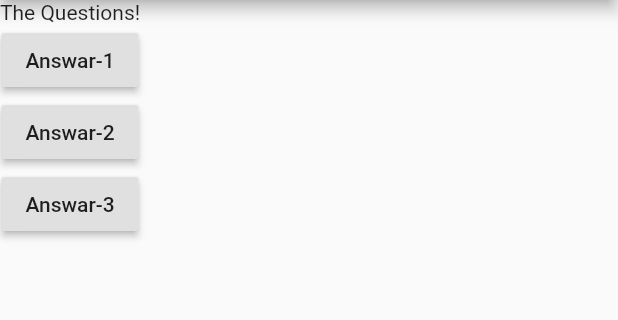
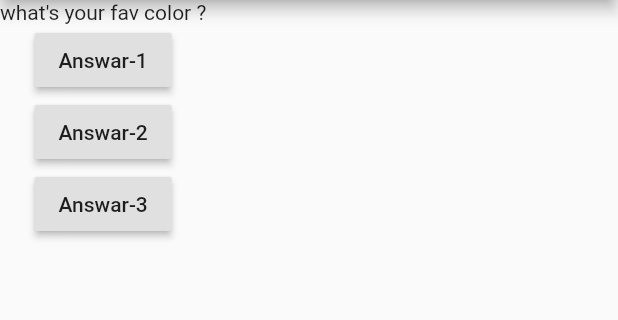
Before and after one commit to Jagannath-Mishra/flutter_quiz_app, a Flutter app: the screen it shows after launch, after a tap on "Answar-3", on a phone screen of 412 x 824 dp, the part 84-404 px from its top. Run offline on Flutter 3.47's test engine with Material 2 defaults, Android fonts, the phone set to English and light mode, and no system bars.

Commit message:
21. Updating Widget Data (Or Using StatelessWidget Incorrectly)

```diff
--- a/lib/main.dart
+++ b/lib/main.dart
@@ -8,9 +8,15 @@ void main() => runApp(MyApp());
 
 //Format flutter Code: CTRL + ALT + L
 class MyApp extends StatelessWidget {
-  var questions = ["what's your fav color", "What's your fab sports"];
+  var questionIndex = 0;
+  var questions = ["what's your fav color ?", "What's your fab sports ?", "What's your first job?"];
   void answarClicked(){
-    print('answar choosen - 3');
+    if(questionIndex < 3){
+      questionIndex++;
+      print("Selected question " + questionIndex.toString());
+    }else {
+      print('We are out of questions!');
+    }
   }
   @override
   Widget build(BuildContext context) {
@@ -21,16 +27,14 @@ class MyApp extends StatelessWidget {
         ),
         body: Column(
           children: [
-            Text('The Questions!'),
+            Text(questions.elementAt(questionIndex)),
             RaisedButton(
               child:Text('Answar-1'),
-              onPressed: () => print("Answar 1 chosen!"),
+              onPressed: answarClicked,
             ),
             RaisedButton(
               child:Text('Answar-2'),
-              onPressed: () => {
-                print('Answar 2 chosen!')
-              },
+              onPressed: answarClicked,
             ),
             RaisedButton(
               child: Text('Answar-3'),
```
